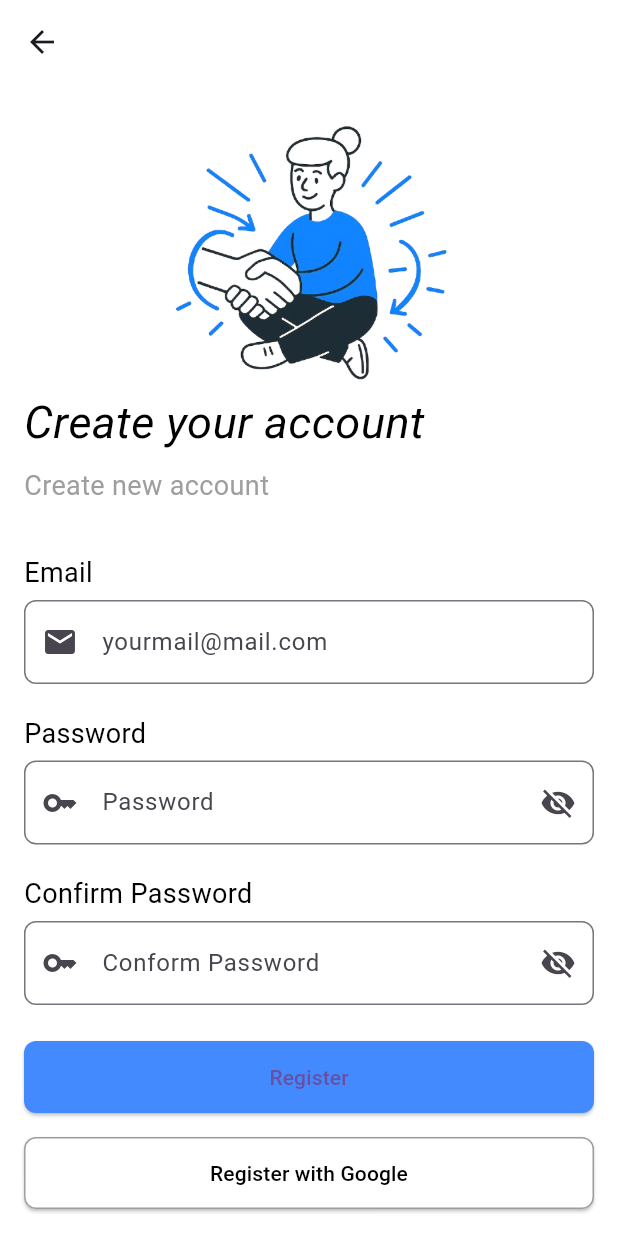
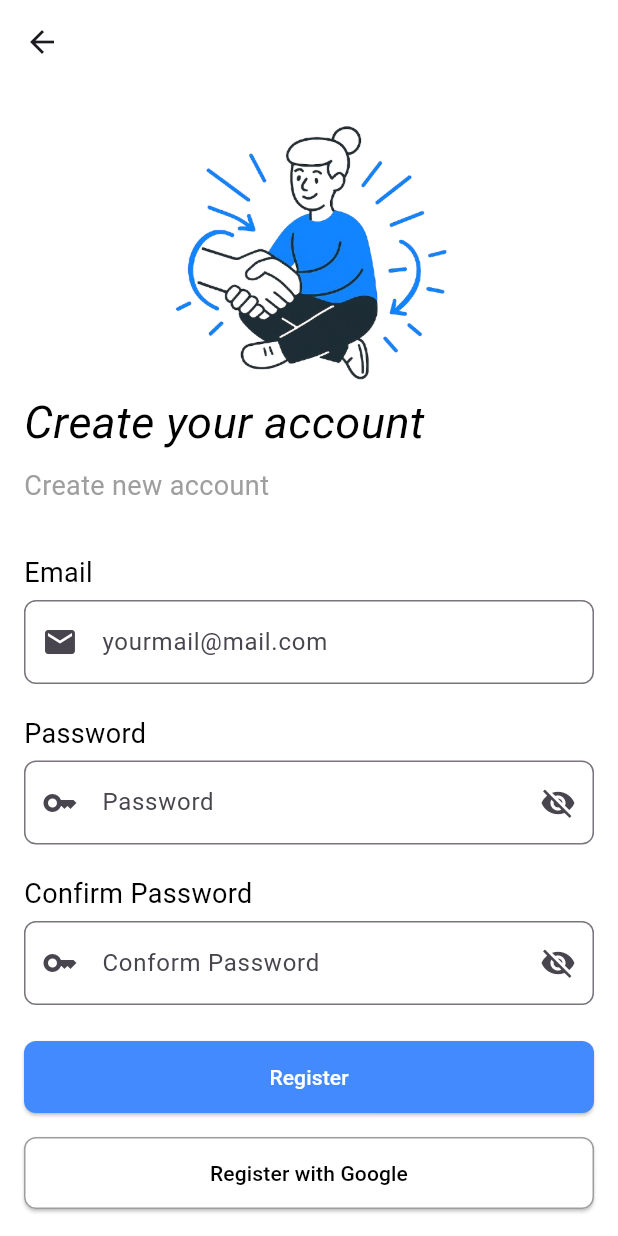
Before and after one commit to bibektako/borrowlend, a Flutter app: the screen it shows after launch, after a tap on an icon or button, on a phone screen of 412 x 824 dp. Run offline on Flutter 3.47's test engine with Material 3 defaults, Android fonts, the phone set to English and light mode, and no system bars.

Commit message:
splashscreen added

```diff
--- a/lib/app.dart
+++ b/lib/app.dart
@@ -1,4 +1,5 @@
-import 'package:borrowlend/view/onboarding_view.dart';
+
+import 'package:borrowlend/view/splashscreen_view.dart';
 import 'package:flutter/material.dart';
 
 class App extends StatelessWidget{
@@ -8,6 +9,6 @@ class App extends StatelessWidget{
   Widget build(BuildContext context) {
 
     return MaterialApp(debugShowCheckedModeBanner: false,
-    home: OnBoardingView());
+    home: SplashscreenView());
   }
 }
--- a/lib/view/signup_view.dart
+++ b/lib/view/signup_view.dart
@@ -139,7 +139,8 @@ class _SignupView extends State<SignupView> {
                   ),
                 ),
                 onPressed: () {},
-                child: const Text("Register"),
+                child: const Text("Register",
+                style: TextStyle(color: Colors.white),),
               ),
             ),
             const SizedBox(height: 16),
--- /dev/null
+++ b/lib/view/splashscreen_view.dart
@@ -0,0 +1,41 @@
+
+
+import 'dart:async';
+
+import 'package:borrowlend/view/onboarding_view.dart';
+import 'package:flutter/material.dart';
+
+class SplashscreenView extends StatefulWidget{
+  const SplashscreenView ({super.key});
+  @override
+  State<SplashscreenView> createState() => _SplashscreenView();
+}
+
+class _SplashscreenView extends State<SplashscreenView>{
+  @override
+  void initState() {
+    super.initState();
+    Timer(Duration(seconds: 3),(){
+      Navigator.pushReplacement(context, MaterialPageRoute(builder: (context) =>OnBoardingView()));
+    });
+  }
+  @override
+  Widget build(BuildContext context) {
+    return Scaffold(
+      backgroundColor: Colors.white,
+      body: Padding(
+        padding: EdgeInsets.all(12),
+
+              child:Column(
+                children: [
+                  Center(child: Image.asset('assets/image/onboarding.png')),
+                ],
+              )
+
+
+
+      )
+
+    );
+  }
+}
```
Also changed, not shown: lib/view/dashboard_view.dart (+17 -0 lines), lib/view/login_view.dart (+51 -4 lines).
